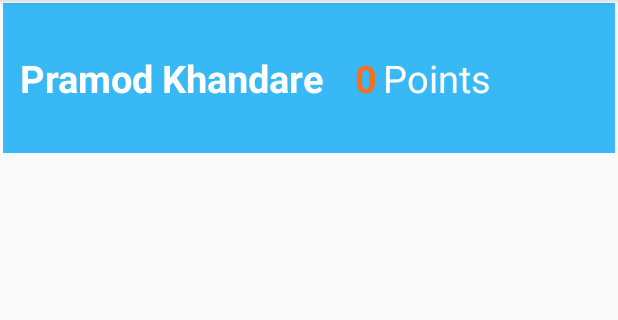
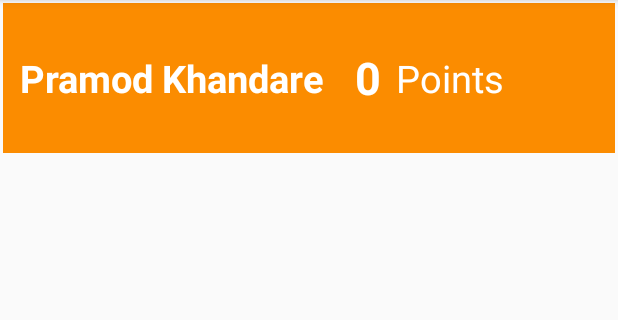
Before and after one commit to prtk5436/Gaming_Reward_Android, an Android app: the DashboardActivity screen opened directly, with no data from a screen before it, on a phone screen of 412 x 824 dp, the part 84-404 px from its top. Run offline under Robolectric (Android 15) with nearby library versions, the phone set to English and light mode, and no system bars; pictures from the network do not load; 1 statement that could not run was skipped.

Commit message:
change in UI

```diff
--- a/app/src/main/java/com/example/gamingrewardandroid/LeaderBoard/LeaderAdaptor.java
+++ b/app/src/main/java/com/example/gamingrewardandroid/LeaderBoard/LeaderAdaptor.java
@@ -38,7 +38,7 @@ public class LeaderAdaptor extends RecyclerView.Adapter<LeaderAdaptor.Leader> {
     @Override
     public void onBindViewHolder(@NonNull LeaderAdaptor.Leader holder, int position) {
         holder.leadername.setText(leaders.get(position).getGamerName().toString());
-        holder.score.setText(leaders.get(position).getPoints().toString()+"Points");
+        holder.score.setText(leaders.get(position).getPoints().toString()+" Points");
     }
 
     @Override
--- a/app/src/main/java/com/example/gamingrewardandroid/PointsLog/LogAdapter.java
+++ b/app/src/main/java/com/example/gamingrewardandroid/PointsLog/LogAdapter.java
@@ -40,7 +40,7 @@ public class LogAdapter extends RecyclerView.Adapter<LogAdapter.MyLog> {
 
         holder.gamename.setText(gamename[position]);
         holder.dates.setText(""+date[position]);
-        holder.points.setText(points[position]+"\nPoints");
+        holder.points.setText(points[position]/*+"\nPoints"*/);
 
     }
 
--- a/app/src/main/res/drawable/round.xml
+++ b/app/src/main/res/drawable/round.xml
@@ -4,7 +4,7 @@
     android:shape="oval">
 
     <solid
-        android:color="#FF6600"/>
+        android:color="#FB8C00"/>
 
     <size
         android:width="70dp"
--- a/app/src/main/res/layout/activity_points_log.xml
+++ b/app/src/main/res/layout/activity_points_log.xml
@@ -12,7 +12,7 @@
         android:orientation="horizontal"
         android:layout_margin="2dp"
         android:padding="1dp"
-        android:background="#FF6600"
+        android:background="#FB8C00"
         android:layout_width="match_parent"
         android:layout_height="100dp">
         <de.hdodenhof.circleimageview.CircleImageView
--- a/app/src/main/res/layout/dashboard_activity.xml
+++ b/app/src/main/res/layout/dashboard_activity.xml
@@ -12,7 +12,7 @@
         android:orientation="horizontal"
         android:layout_margin="2dp"
         android:padding="1dp"
-        android:background="#CE0AAAF4"
+        android:background="#FB8C00"
         android:layout_width="match_parent"
         android:layout_height="100dp">
 
@@ -38,11 +38,11 @@
              android:layout_height="45dp" />-->
         <TextView
             android:id="@+id/myPoints"
-            android:textSize="25dp"
+            android:textSize="30dp"
             android:layout_toRightOf="@id/myName"
             android:textStyle="bold"
             android:layout_centerVertical="true"
-            android:textColor="#F76E21"
+            android:textColor="@color/white"
             android:text="0"
 
             android:layout_marginLeft="20dp"
@@ -51,7 +51,7 @@
             android:layout_height="wrap_content" />
         <TextView
             android:layout_toRightOf="@id/myPoints"
-            android:layout_marginLeft="4dp"
+            android:layout_marginLeft="10dp"
             android:layout_centerVertical="true"
             android:textSize="25dp"
             android:textColor="@color/white"
@@ -162,14 +162,14 @@
             android:layout_height="wrap_content"
 
             >
-        <androidx.recyclerview.widget.RecyclerView
+            <androidx.recyclerview.widget.RecyclerView
 
-            android:layout_height="wrap_content"
-            android:layout_width="match_parent"
-            android:id="@+id/recycler_gamelist" />
+                android:layout_height="wrap_content"
+                android:layout_width="match_parent"
+                android:id="@+id/recycler_gamelist" />
 
 
-</androidx.swiperefreshlayout.widget.SwipeRefreshLayout>
+        </androidx.swiperefreshlayout.widget.SwipeRefreshLayout>
     </LinearLayout>
 
 
```
Also changed, not shown: app/src/main/java/com/example/gamingrewardandroid/SuggestGame/SuggestGame.java (+7 -1 lines), app/src/main/res/layout/activity_leader_board.xml (+6 -2 lines), app/src/main/res/layout/activity_suggest_game.xml (+9 -0 lines), app/src/main/res/layout/leaderlayout.xml (+11 -9 lines).
